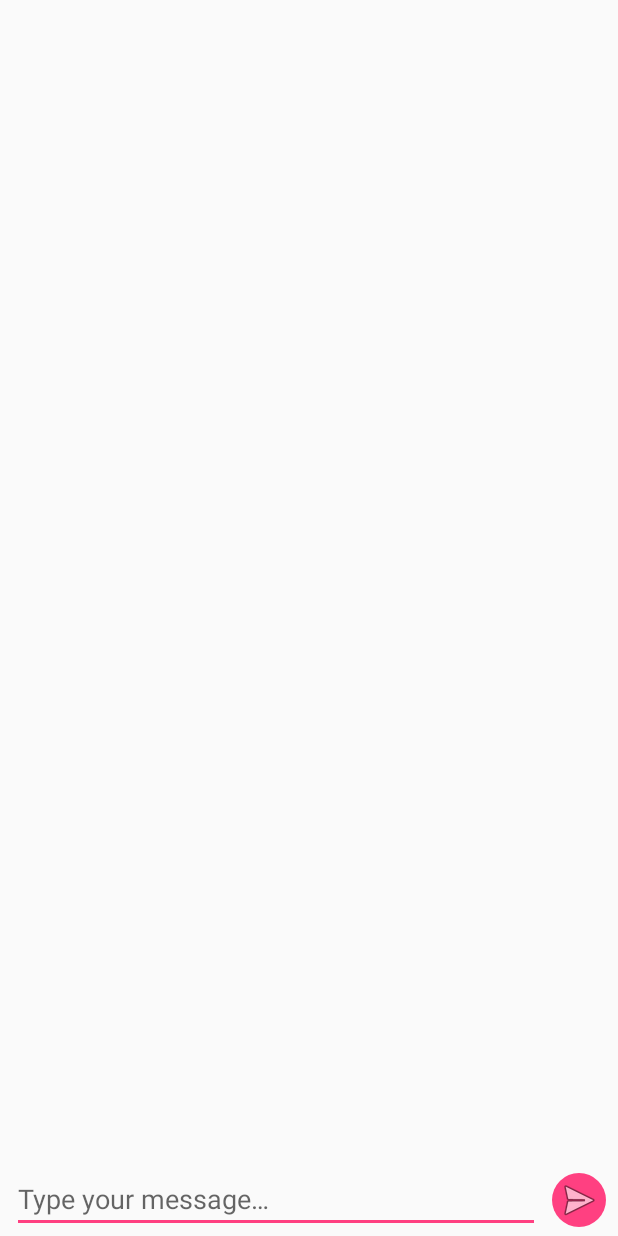
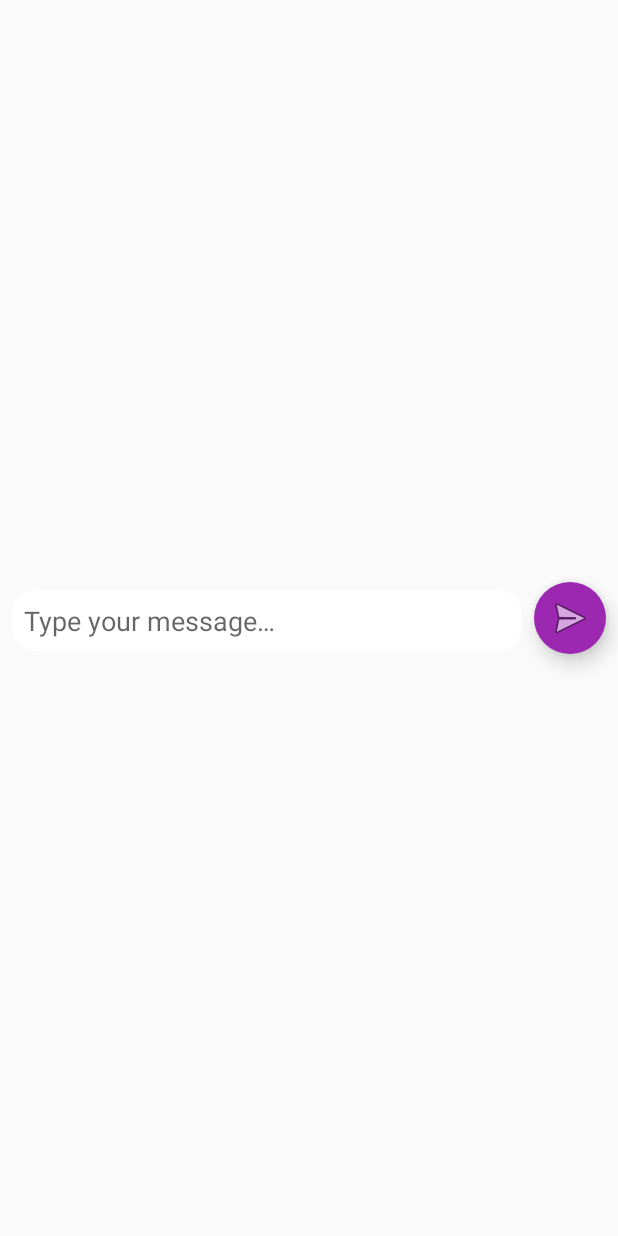
Before and after one commit to SwiftSMS/Android, an Android app: the layout compose_message_layout.xml on its own in the app's theme, with its tools: preview values and no code run, on a phone screen of 412 x 824 dp. Run offline under Robolectric (Android 15) with nearby library versions, the phone set to English and light mode, and no system bars.

Commit message:
Establish app colours and improve message layout

```diff
--- a/app/src/main/java/org/swiftsms/views/ThreadActivity.java
+++ b/app/src/main/java/org/swiftsms/views/ThreadActivity.java
@@ -33,6 +33,7 @@ public class ThreadActivity extends AppCompatActivity implements LoaderCallbacks
         address = getIntent().getExtras().getString(ADDRESS);
         listView = (ListView) findViewById(R.id.thread_messages);
 
+        setTitle(address);
         setupMessageHistory();
         setupSendButton();
     }
--- /dev/null
+++ b/app/src/main/res/drawable/compose_background.xml
@@ -0,0 +1,9 @@
+<?xml version="1.0" encoding="utf-8"?>
+<layer-list xmlns:android="http://schemas.android.com/apk/res/android">
+    <item>
+        <shape android:shape="rectangle">
+            <corners android:radius="@dimen/element_padding_large" />
+            <solid android:color="@color/colorForeground" />
+        </shape>
+    </item>
+</layer-list>
--- a/app/src/main/res/drawable/message_background.xml
+++ b/app/src/main/res/drawable/message_background.xml
@@ -3,14 +3,14 @@
 
     <item android:maxLevel="1">
         <shape android:shape="rectangle">
-            <corners android:radius="@dimen/element_padding" />
+            <corners android:radius="@dimen/element_padding_small" />
             <solid android:color="@color/message_received" />
         </shape>
     </item>
 
     <item android:maxLevel="2">
         <shape android:shape="rectangle">
-            <corners android:radius="@dimen/element_padding" />
+            <corners android:radius="@dimen/element_padding_small" />
             <solid android:color="@color/message_sent" />
         </shape>
     </item>
--- a/app/src/main/res/drawable/send_button.xml
+++ b/app/src/main/res/drawable/send_button.xml
@@ -3,15 +3,15 @@
 
     <item android:state_enabled="true">
         <shape android:shape="oval">
-            <padding android:bottom="@dimen/element_padding_smallest" android:left="@dimen/element_padding_smallest" android:right="@dimen/element_padding_smallest" android:top="@dimen/element_padding_smallest" />
+            <padding android:bottom="@dimen/element_padding" android:left="@dimen/element_padding" android:right="@dimen/element_padding" android:top="@dimen/element_padding" />
             <solid android:color="@color/colorAccent" />
         </shape>
     </item>
 
     <item>
         <shape android:shape="oval">
-            <padding android:bottom="@dimen/element_padding_smallest" android:left="@dimen/element_padding_smallest" android:right="@dimen/element_padding_smallest" android:top="@dimen/element_padding_smallest" />
-            <solid android:color="@android:color/darker_gray" />
+            <padding android:bottom="@dimen/element_padding" android:left="@dimen/element_padding" android:right="@dimen/element_padding" android:top="@dimen/element_padding" />
+            <solid android:color="@color/textDisabled" />
         </shape>
     </item>
 
--- a/app/src/main/res/layout/activity_thread.xml
+++ b/app/src/main/res/layout/activity_thread.xml
@@ -3,6 +3,7 @@
     xmlns:tools="http://schemas.android.com/tools"
     android:layout_width="match_parent"
     android:layout_height="match_parent"
+    android:background="@color/colorBackground"
     android:orientation="vertical"
     android:weightSum="1"
     tools:context="org.swiftsms.views.ThreadActivity">
@@ -12,11 +13,11 @@
         android:layout_width="match_parent"
         android:layout_height="0dp"
         android:layout_weight="1.0"
-        android:background="@color/message_history_background"
         android:divider="@null"
         android:dividerHeight="0dp"
         android:stackFromBottom="true"
-        android:transcriptMode="normal" />
+        android:transcriptMode="normal"
+        tools:listitem="@layout/message_list_item" />
 
     <include
         layout="@layout/compose_message_layout"
--- a/app/src/main/res/layout/compose_message_layout.xml
+++ b/app/src/main/res/layout/compose_message_layout.xml
@@ -1,31 +1,43 @@
 <?xml version="1.0" encoding="utf-8"?>
-<LinearLayout xmlns:android="http://schemas.android.com/apk/res/android"
+<android.support.constraint.ConstraintLayout xmlns:android="http://schemas.android.com/apk/res/android"
     xmlns:app="http://schemas.android.com/apk/res-auto"
     android:layout_width="match_parent"
     android:layout_height="match_parent"
     android:gravity="bottom"
-    android:orientation="horizontal"
-    android:paddingBottom="@dimen/element_padding_smallest"
-    android:paddingEnd="@dimen/element_padding"
-    android:paddingStart="@dimen/element_padding">
+    android:orientation="horizontal">
 
     <EditText
         android:id="@+id/compose_message_edit"
         android:layout_width="0dp"
         android:layout_height="wrap_content"
-        android:layout_weight="1"
+        android:layout_alignTop="@+id/send_button"
+        android:layout_margin="@dimen/element_padding"
+        android:layout_toStartOf="@+id/send_button"
+        android:background="@drawable/compose_background"
         android:hint="@string/type_your_message"
-        android:inputType="textMultiLine" />
+        android:imeOptions="actionSend|flagNoEnterAction"
+        android:inputType="textShortMessage|textAutoCorrect|textCapSentences|textMultiLine"
+        android:padding="@dimen/element_padding"
+        app:layout_constraintBottom_toBottomOf="parent"
+        app:layout_constraintHorizontal_bias="0.0"
+        app:layout_constraintLeft_toLeftOf="parent"
+        app:layout_constraintRight_toLeftOf="@+id/send_button"
+        app:layout_constraintTop_toTopOf="parent"
+        app:layout_constraintVertical_bias="0.502" />
 
     <ImageButton
         android:id="@+id/send_button"
         android:layout_width="wrap_content"
         android:layout_height="wrap_content"
-        android:layout_marginBottom="@dimen/element_padding_small"
-        android:layout_marginStart="@dimen/element_padding"
-        android:layout_marginTop="@dimen/element_padding"
+        android:layout_alignParentBottom="true"
+        android:layout_alignParentEnd="true"
+        android:layout_margin="@dimen/element_padding"
         android:background="@drawable/send_button"
         android:contentDescription="@string/send_message"
+        android:elevation="@dimen/element_padding"
+        app:layout_constraintBottom_toBottomOf="parent"
+        app:layout_constraintRight_toRightOf="parent"
+        app:layout_constraintTop_toTopOf="parent"
         app:srcCompat="@android:drawable/ic_menu_send" />
 
-</LinearLayout>
+</android.support.constraint.ConstraintLayout>
--- a/app/src/main/res/values/colors.xml
+++ b/app/src/main/res/values/colors.xml
@@ -1,10 +1,16 @@
 <?xml version="1.0" encoding="utf-8"?>
 <resources>
-    <color name="colorPrimary">#3F51B5</color>
-    <color name="colorPrimaryDark">#303F9F</color>
-    <color name="colorAccent">#FF4081</color>
+    <color name="colorPrimary">#03a9f4</color>
+    <color name="colorPrimaryLight">#e1f5fe</color>
+    <color name="colorPrimaryDark">#0288d1</color>
+    <color name="colorAccent">#9c27b0</color>
+    <color name="colorForeground">#FFFFFF</color>
+    <color name="colorBackground">#eaeaea</color>
 
-    <color name="message_history_background">#eeeeee</color>
-    <color name="message_sent">#cdcdcd</color>
-    <color name="message_received">#ffffff</color>
+    <color name="textPrimary">#57000000</color>
+    <color name="textSecondary">#36000000</color>
+    <color name="textDisabled">#26000000</color>
+
+    <color name="message_sent">@color/colorForeground</color>
+    <color name="message_received">@color/colorPrimaryLight</color>
 </resources>
```
Also changed, not shown: app/src/main/res/layout/activity_conversations.xml (+4 -5 lines), app/src/main/res/layout/message_list_item.xml (+5 -3 lines).
